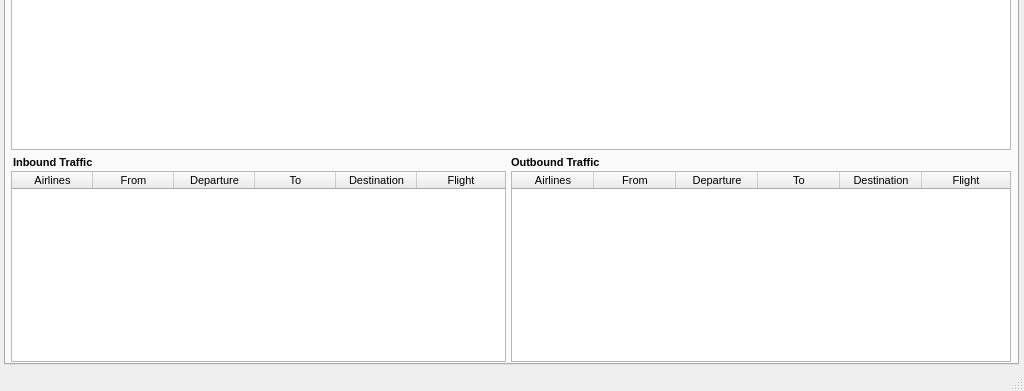
The window that QtUI/MainWindow_UI.ui (emper0r/IVAO-status) describes before a commit, drawn with Qt 5; both pictures show x 0 to 1024 and y 299 to 690 of the 1024 by 690 pixel window.
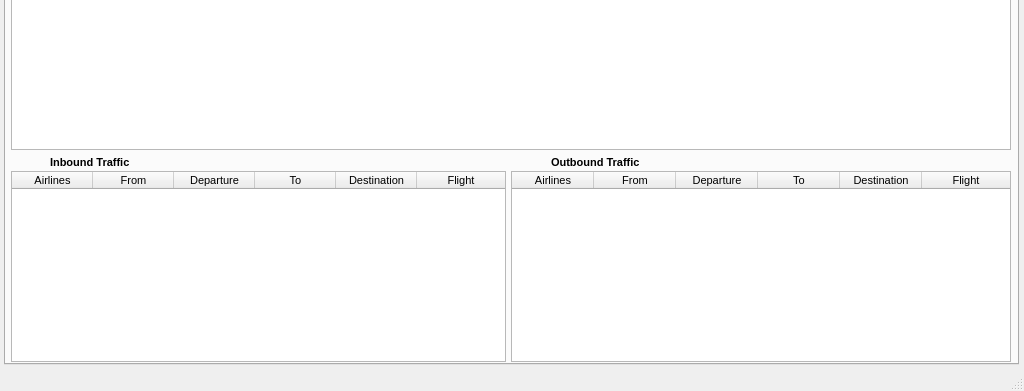
The same window after the commit. The open tabs and pages were chosen to show the change. Icons and pictures are not drawn.

Commit message:
* Add images for departures and arrivals in boards
	+ Add inbound/outbound images in board at search by country
	+ Fix database info

```diff
--- a/QtUI/MainWindow_UI.ui
+++ b/QtUI/MainWindow_UI.ui
@@ -958,9 +958,9 @@
      <widget class="QLabel" name="Inbound_traffic">
       <property name="geometry">
        <rect>
-        <x>7</x>
+        <x>44</x>
         <y>403</y>
-        <width>491</width>
+        <width>451</width>
         <height>20</height>
        </rect>
       </property>
@@ -977,9 +977,9 @@
      <widget class="QLabel" name="Outbound_traffic">
       <property name="geometry">
        <rect>
-        <x>505</x>
+        <x>545</x>
         <y>403</y>
-        <width>491</width>
+        <width>451</width>
         <height>20</height>
        </rect>
       </property>
@@ -1203,6 +1203,38 @@
        </property>
       </column>
      </widget>
+     <widget class="QLabel" name="arrivals_icon">
+      <property name="geometry">
+       <rect>
+        <x>10</x>
+        <y>400</y>
+        <width>31</width>
+        <height>21</height>
+       </rect>
+      </property>
+      <property name="cursor">
+       <cursorShape>PointingHandCursor</cursorShape>
+      </property>
+      <property name="text">
+       <string/>
+      </property>
+     </widget>
+     <widget class="QLabel" name="departures_icon">
+      <property name="geometry">
+       <rect>
+        <x>510</x>
+        <y>400</y>
+        <width>31</width>
+        <height>21</height>
+       </rect>
+      </property>
+      <property name="cursor">
+       <cursorShape>PointingHandCursor</cursorShape>
+      </property>
+      <property name="text">
+       <string/>
+      </property>
+     </widget>
     </widget>
     <widget class="QWidget" name="controllers">
      <attribute name="title">
```
Left out of the diff: 2 changed lines with no effect on the pictures. The commit also changes 7 other files.
